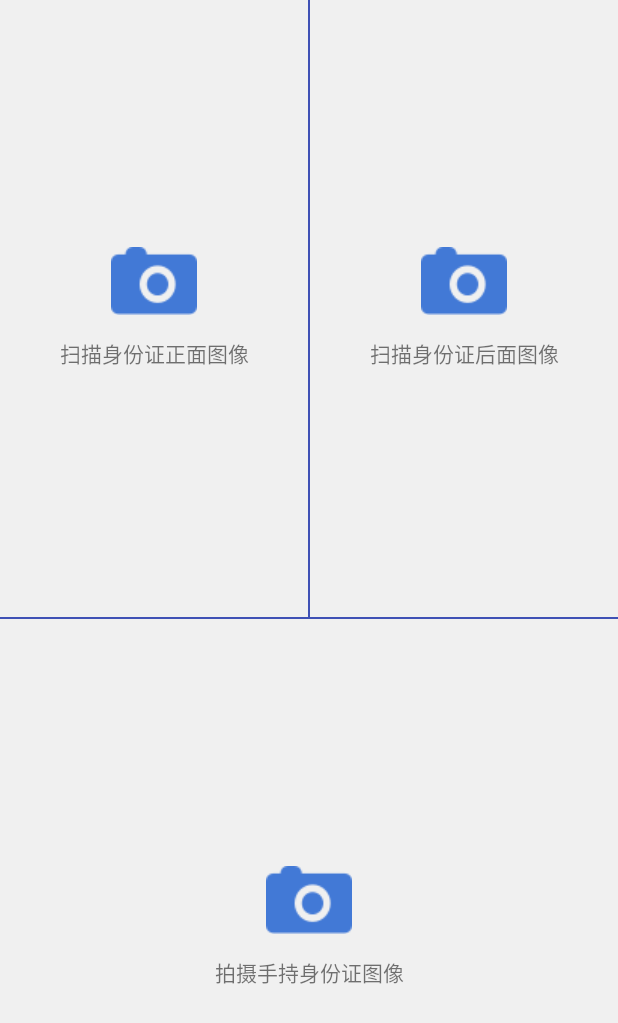
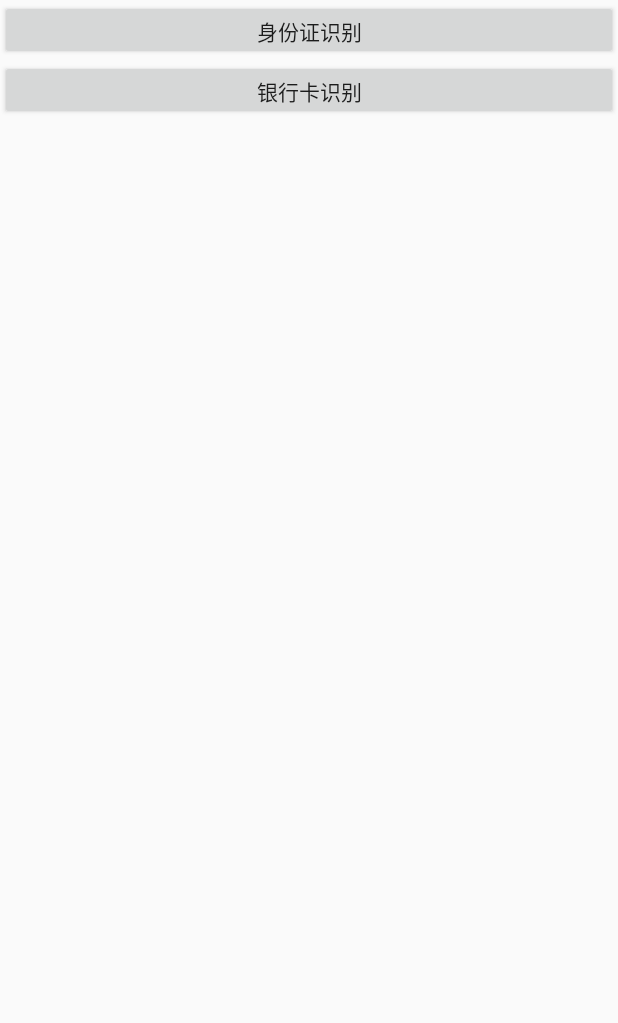
Before and after one commit to xiaohangzhu/idcard_scaner, an Android app: the screen it shows after launch (MainActivity before the commit, FunctionChooseActivity after it), on a phone screen of 412 x 824 dp. Shown: the top 1023 px of the screen. Run offline under Robolectric (Android 15) with nearby library versions, the phone set to English and light mode, and no system bars.

Commit message:
新增银行卡识识别功能

```diff
--- /dev/null
+++ b/app/src/main/java/com/newhope/idcardscan/FunctionChooseActivity.java
@@ -0,0 +1,23 @@
+package com.newhope.idcardscan;
+
+import android.content.Intent;
+import android.support.v7.app.AppCompatActivity;
+import android.os.Bundle;
+import android.view.View;
+
+public class FunctionChooseActivity extends AppCompatActivity {
+
+    @Override
+    protected void onCreate(Bundle savedInstanceState) {
+        super.onCreate(savedInstanceState);
+        setContentView(R.layout.activity_function_choose);
+    }
+
+    public void click_button_idCardIdentify(View view) {
+        startActivity(new Intent(FunctionChooseActivity.this, IDCardIdentifyActivity.class));
+    }
+
+    public void click_button_bankCardIdentify(View view) {
+        startActivity(new Intent(FunctionChooseActivity.this, BankCardIdentifyActivity.class));
+    }
+}
--- a/app/src/main/java/com/turui/bank/ocr/card/TRCardScan.java
+++ b/app/src/main/java/com/turui/bank/ocr/card/TRCardScan.java
@@ -536,7 +536,7 @@ public class TRCardScan extends Activity implements SurfaceHolder.Callback,CBInt
 					mThreadActivityRef.get().WriteFile("MyThread TR_FreeImage\n");
 				}
 				mThreadActivityRef.get().engineDemo.TR_FreeImage();
-				//isRecSucess = MainActivity.engineDemo.RunOCR(rectBitmap, null);
+				//isRecSucess = IDCardIdentifyActivity.engineDemo.RunOCR(rectBitmap, null);
 				if (isRecSucess == TStatus.TR_OK) {
 					if (tengineID == TengineID.TIDCARD2) {
 						String name = mThreadActivityRef.get().engineDemo.TR_GetOCRFieldStringBuf(TFieldID.NAME);
--- /dev/null
+++ b/app/src/main/res/layout/activity_function_choose.xml
@@ -0,0 +1,25 @@
+<?xml version="1.0" encoding="utf-8"?>
+<LinearLayout xmlns:android="http://schemas.android.com/apk/res/android"
+    xmlns:tools="http://schemas.android.com/tools"
+    android:id="@+id/activity_function_choose"
+    android:layout_width="match_parent"
+    android:layout_height="match_parent"
+    android:orientation="vertical"
+    tools:context="com.newhope.idcardscan.FunctionChooseActivity">
+
+    <Button
+        android:id="@+id/button_idCardIdentify"
+        android:layout_width="match_parent"
+        android:layout_height="40dp"
+        android:gravity="center"
+        android:onClick="click_button_idCardIdentify"
+        android:text="@string/idCardIdentify" />
+
+    <Button
+        android:onClick="click_button_bankCardIdentify"
+        android:id="@+id/button_bankCardIdentify"
+        android:layout_width="match_parent"
+        android:layout_height="40dp"
+        android:gravity="center"
+        android:text="@string/bankCardIdentify" />
+</LinearLayout>
--- a/app/src/main/res/layout/activity_main.xml
+++ b/app/src/main/res/layout/activity_id_card_identify.xml
@@ -4,7 +4,7 @@
     android:layout_height="match_parent"
     android:background="#f0f0f0"
     android:gravity="center"
-    tools:context=".MainActivity">
+    tools:context=".IDCardIdentifyActivity">
 
 
     <LinearLayout
--- a/app/src/main/res/values/strings.xml
+++ b/app/src/main/res/values/strings.xml
@@ -3,4 +3,6 @@
     <string name="scan_idCard_front">扫描身份证正面图像</string>
     <string name="scan_idCard_back">扫描身份证后面图像</string>
     <string name="scan_idCard_all">拍摄手持身份证图像</string>
+    <string name="bankCardIdentify">银行卡识别</string>
+    <string name="idCardIdentify">身份证识别</string>
 </resources>
```
Also changed, not shown: app/src/main/AndroidManifest.xml (+20 -7 lines), app/src/main/java/com/newhope/idcardscan/BankCardIdentifyActivity.java (added, +191 -0 lines), app/src/main/java/com/newhope/idcardscan/IDCardIdentifyActivity.java (renamed from app/src/main/java/com/newhope/idcardscan/MainActivity.java, +13 -14 lines), app/src/main/res/layout/activity_bank_card_identify.xml (added, +32 -0 lines).
